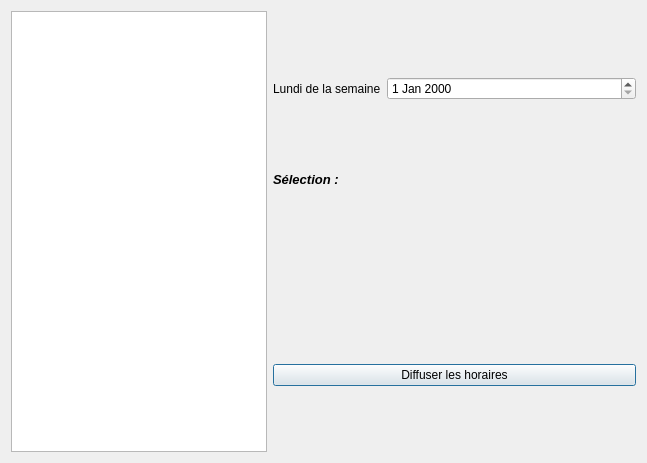
Old version of the form diffusionmanager.ui in the repository ThFeneuil/SPARK-Secretariat.
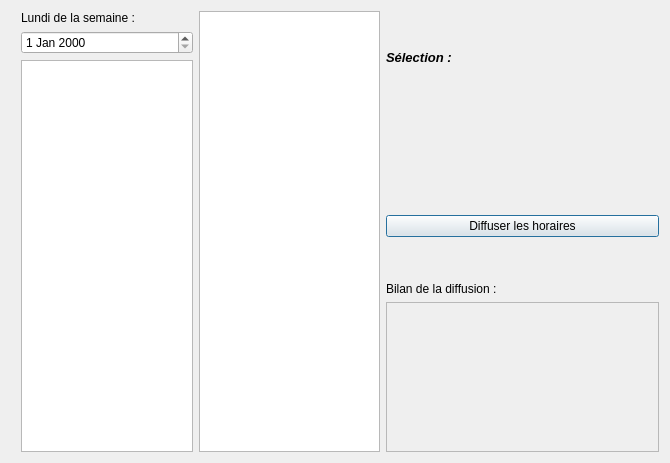
New version of the form.

Diff of the .ui file:
```diff
--- a/diffusionmanager.ui
+++ b/diffusionmanager.ui
@@ -6,14 +6,54 @@
    <rect>
     <x>0</x>
     <y>0</y>
-    <width>647</width>
+    <width>670</width>
     <height>463</height>
    </rect>
   </property>
   <property name="windowTitle">
    <string>Diffusion</string>
   </property>
-  <layout class="QHBoxLayout" name="horizontalLayout" stretch="0,3">
+  <layout class="QHBoxLayout" name="horizontalLayout" stretch="2,2,3">
+   <item>
+    <layout class="QVBoxLayout" name="verticalLayout_2" stretch="0,1,1">
+     <property name="leftMargin">
+      <number>10</number>
+     </property>
+     <item>
+      <widget class="QLabel" name="label_3">
+       <property name="maximumSize">
+        <size>
+         <width>16777215</width>
+         <height>16777215</height>
+        </size>
+       </property>
+       <property name="text">
+        <string>Lundi de la semaine :</string>
+       </property>
+      </widget>
+     </item>
+     <item>
+      <widget class="QDateEdit" name="edit_monday">
+       <property name="maximumSize">
+        <size>
+         <width>16777215</width>
+         <height>16777215</height>
+        </size>
+       </property>
+      </widget>
+     </item>
+     <item>
+      <widget class="QListWidget" name="list_mondays">
+       <property name="maximumSize">
+        <size>
+         <width>16777215</width>
+         <height>16777215</height>
+        </size>
+       </property>
+      </widget>
+     </item>
+    </layout>
+   </item>
    <item>
     <widget class="QListWidget" name="list_classes">
      <property name="selectionMode">
@@ -23,36 +63,6 @@
    </item>
    <item>
     <layout class="QVBoxLayout" name="verticalLayout">
-     <item>
-      <spacer name="verticalSpacer_4">
-       <property name="orientation">
-        <enum>Qt::Vertical</enum>
-       </property>
-       <property name="sizeHint" stdset="0">
-        <size>
-         <width>20</width>
-         <height>40</height>
-        </size>
-       </property>
-      </spacer>
-     </item>
-     <item>
-      <layout class="QHBoxLayout" name="horizontalLayout_2" stretch="0,1">
-       <property name="topMargin">
-        <number>0</number>
-       </property>
-       <item>
-        <widget class="QLabel" name="label_3">
-         <property name="text">
-          <string>Lundi de la semaine</string>
-         </property>
-        </widget>
-       </item>
-       <item>
-        <widget class="QDateEdit" name="edit_monday"/>
-       </item>
-      </layout>
-     </item>
      <item>
       <spacer name="verticalSpacer_3">
        <property name="orientation">
@@ -107,7 +117,7 @@
       </widget>
      </item>
      <item>
-      <spacer name="verticalSpacer">
+      <spacer name="verticalSpacer_4">
        <property name="orientation">
         <enum>Qt::Vertical</enum>
        </property>
@@ -119,6 +129,48 @@
        </property>
       </spacer>
      </item>
+     <item>
+      <widget class="QLabel" name="label_2">
+       <property name="text">
+        <string>Bilan de la diffusion :</string>
+       </property>
+      </widget>
+     </item>
+     <item>
+      <widget class="QScrollArea" name="scrollArea">
+       <property name="minimumSize">
+        <size>
+         <width>0</width>
+         <height>150</height>
+        </size>
+       </property>
+       <property name="autoFillBackground">
+        <bool>false</bool>
+       </property>
+       <property name="widgetResizable">
+        <bool>true</bool>
+       </property>
+       <widget class="QWidget" name="scrollAreaWidgetContents">
+        <property name="geometry">
+         <rect>
+          <x>0</x>
+          <y>0</y>
+          <width>270</width>
+          <height>148</height>
+         </rect>
+        </property>
+        <layout class="QVBoxLayout" name="verticalLayout_3">
+         <item>
+          <widget class="QLabel" name="label_diffusionHistory">
+           <property name="text">
+            <string/>
+           </property>
+          </widget>
+         </item>
+        </layout>
+       </widget>
+      </widget>
+     </item>
     </layout>
    </item>
   </layout>
```
